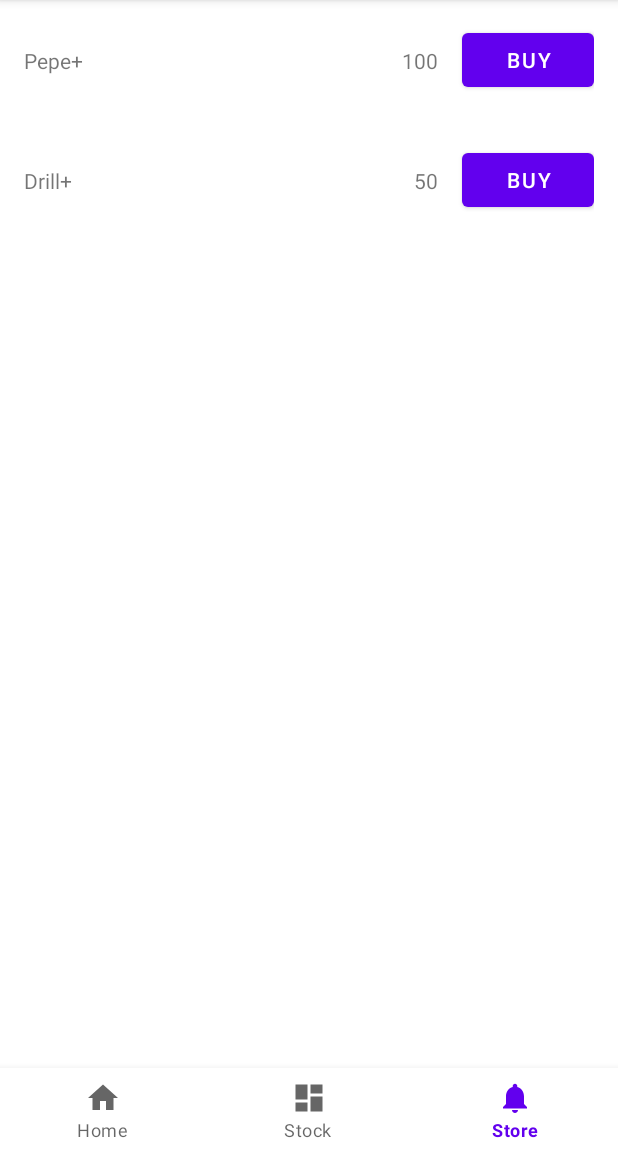
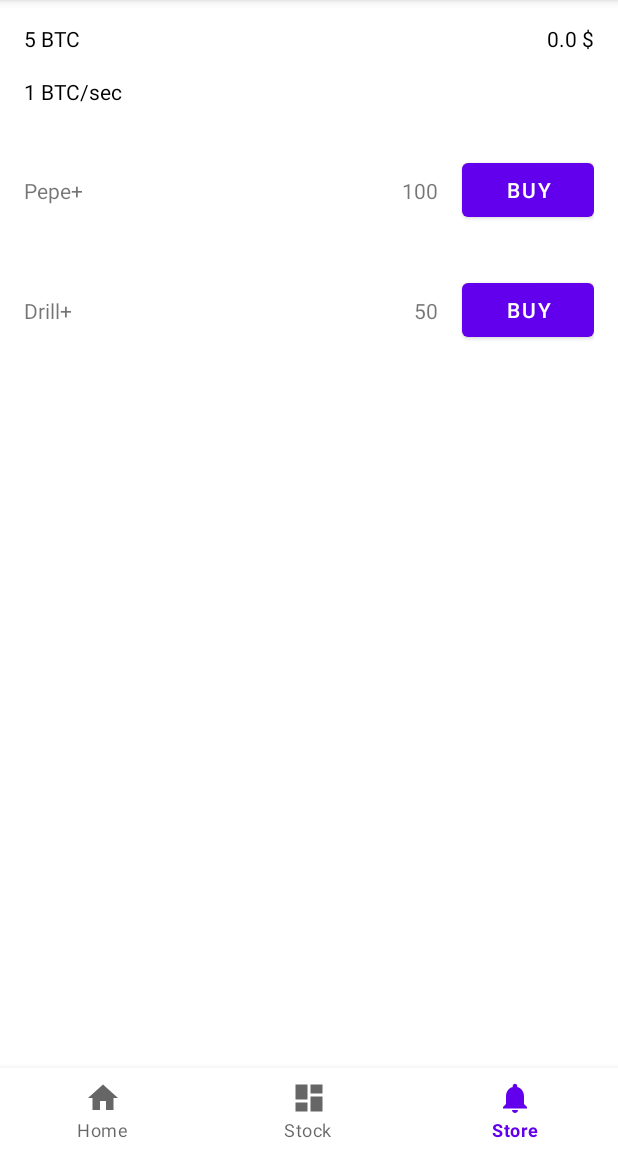
Before and after one commit to julia-black/BitcoinBrawler, an Android app: the screen it shows after launch (MainActivity), item 3 of the bottom bar chosen, on a phone screen of 412 x 824 dp, the part 84-1236 px from its top. Run offline under Robolectric (Android 15) with nearby library versions, the light colour scheme and no system bars; our stand-ins replace navigation-ui.

Commit message:
Added user info on all screens

```diff
--- a/app/src/main/java/com/singlelab/bitcoinbrawler/MainActivity.kt
+++ b/app/src/main/java/com/singlelab/bitcoinbrawler/MainActivity.kt
@@ -49,6 +49,18 @@ class MainActivity : AppCompatActivity() {
         runTimerForUser()
 
         runTimerForStock()
+
+        observeLiveData()
+    }
+
+    private fun observeLiveData() {
+        userLiveData.observe(this, {
+            with(binding) {
+                balanceBtc.text = "${it.amountBtc} BTC"
+                balanceDollars.text = "${(it.amountDollar).roundTo(2)} $"
+                velocity.text = "${it.getAllVelocity()} BTC/sec"
+            }
+        })
     }
 
     private fun runTimerForStock() {
--- a/app/src/main/java/com/singlelab/bitcoinbrawler/ui/home/HomeFragment.kt
+++ b/app/src/main/java/com/singlelab/bitcoinbrawler/ui/home/HomeFragment.kt
@@ -8,7 +8,6 @@ import androidx.lifecycle.ViewModelProvider
 import com.singlelab.bitcoinbrawler.MainActivity
 import com.singlelab.bitcoinbrawler.databinding.FragmentHomeBinding
 import com.singlelab.bitcoinbrawler.ui.base.BaseFragment
-import com.singlelab.bitcoinbrawler.util.roundTo
 
 class HomeFragment : BaseFragment() {
 
@@ -28,7 +27,7 @@ class HomeFragment : BaseFragment() {
         _binding = FragmentHomeBinding.inflate(inflater, container, false)
         val root: View = binding.root
 
-        observeViewModel()
+        observeUser()
 
         return root
     }
@@ -38,13 +37,9 @@ class HomeFragment : BaseFragment() {
         _binding = null
     }
 
-    private fun observeViewModel() {
+    private fun observeUser() {
         (activity as MainActivity).userLiveData.observe(viewLifecycleOwner, {
             with(binding) {
-                balanceBtc.text = "${it.amountBtc} BTC"
-                balanceDollars.text = "${(it.amountDollar).roundTo(2)} $"
-                velocity.text = "${it.getAllVelocity()} BTC/sec"
-
                 pepe.text = it.getPepe()
                 drill.text = it.getDrill()
             }
--- a/app/src/main/res/layout/activity_main.xml
+++ b/app/src/main/res/layout/activity_main.xml
@@ -1,12 +1,13 @@
 <?xml version="1.0" encoding="utf-8"?>
 <androidx.constraintlayout.widget.ConstraintLayout xmlns:android="http://schemas.android.com/apk/res/android"
     xmlns:app="http://schemas.android.com/apk/res-auto"
+    xmlns:tools="http://schemas.android.com/tools"
     android:id="@+id/container"
     android:layout_width="match_parent"
     android:layout_height="match_parent">
 
     <com.google.android.material.bottomnavigation.BottomNavigationView
-        android:id="@+id/nav_view"
+        android:id="@+id/navView"
         android:layout_width="0dp"
         android:layout_height="wrap_content"
         android:layout_marginStart="0dp"
@@ -17,16 +18,53 @@
         app:layout_constraintRight_toRightOf="parent"
         app:menu="@menu/bottom_nav_menu" />
 
+    <androidx.constraintlayout.widget.ConstraintLayout
+        android:id="@+id/userInfo"
+        android:layout_width="match_parent"
+        android:layout_height="wrap_content"
+        android:padding="@dimen/standart_padding"
+        app:layout_constraintTop_toTopOf="parent">
+
+        <TextView
+            android:id="@+id/balanceBtc"
+            android:layout_width="wrap_content"
+            android:layout_height="wrap_content"
+            android:textColor="@color/black"
+            app:layout_constraintStart_toStartOf="parent"
+            app:layout_constraintTop_toTopOf="parent"
+            tools:text="1000 BTC" />
+
+        <TextView
+            android:id="@+id/velocity"
+            android:layout_width="wrap_content"
+            android:layout_height="wrap_content"
+            android:layout_marginTop="16dp"
+            android:textColor="@color/black"
+            app:layout_constraintStart_toStartOf="parent"
+            app:layout_constraintTop_toBottomOf="@id/balanceBtc"
+            tools:text="Скорость 0.5 BTC/сек" />
+
+        <TextView
+            android:id="@+id/balanceDollars"
+            android:layout_width="wrap_content"
+            android:layout_height="wrap_content"
+            android:textColor="@color/black"
+            app:layout_constraintEnd_toEndOf="parent"
+            app:layout_constraintTop_toTopOf="parent"
+            tools:text="300 $" />
+
+    </androidx.constraintlayout.widget.ConstraintLayout>
+
     <fragment
         android:id="@+id/nav_host_fragment_activity_main"
         android:name="androidx.navigation.fragment.NavHostFragment"
         android:layout_width="match_parent"
         android:layout_height="0dp"
         app:defaultNavHost="true"
-        app:layout_constraintBottom_toTopOf="@id/nav_view"
+        app:layout_constraintBottom_toTopOf="@id/navView"
         app:layout_constraintLeft_toLeftOf="parent"
         app:layout_constraintRight_toRightOf="parent"
-        app:layout_constraintTop_toTopOf="parent"
+        app:layout_constraintTop_toBottomOf="@id/userInfo"
         app:navGraph="@navigation/mobile_navigation" />
 
 </androidx.constraintlayout.widget.ConstraintLayout>
--- a/app/src/main/res/layout/fragment_home.xml
+++ b/app/src/main/res/layout/fragment_home.xml
@@ -6,31 +6,6 @@
     android:layout_height="match_parent"
     android:padding="16dp"
     tools:context=".ui.home.HomeFragment">
-
-    <TextView
-        android:id="@+id/balanceBtc"
-        android:layout_width="wrap_content"
-        android:layout_height="wrap_content"
-        app:layout_constraintStart_toStartOf="parent"
-        app:layout_constraintTop_toTopOf="parent"
-        tools:text="1000 BTC" />
-
-    <TextView
-        android:id="@+id/velocity"
-        android:layout_width="wrap_content"
-        android:layout_height="wrap_content"
-        android:layout_marginTop="16dp"
-        app:layout_constraintStart_toStartOf="parent"
-        app:layout_constraintTop_toBottomOf="@id/balanceBtc"
-        tools:text="Скорость 0.5 BTC/сек" />
-
-    <TextView
-        android:id="@+id/balanceDollars"
-        android:layout_width="wrap_content"
-        android:layout_height="wrap_content"
-        app:layout_constraintEnd_toEndOf="parent"
-        app:layout_constraintTop_toTopOf="parent"
-        tools:text="300 $" />
 
     <TextView
         android:id="@+id/pepe"
```
